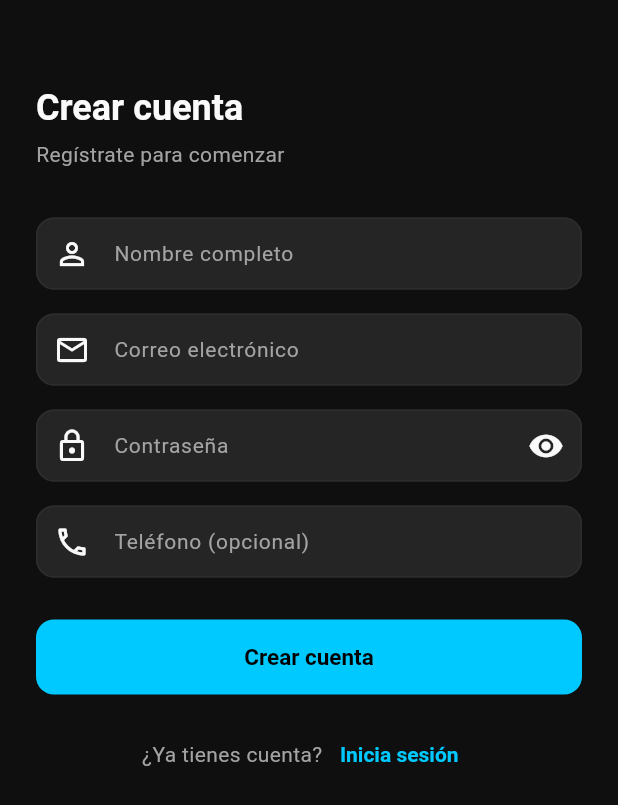
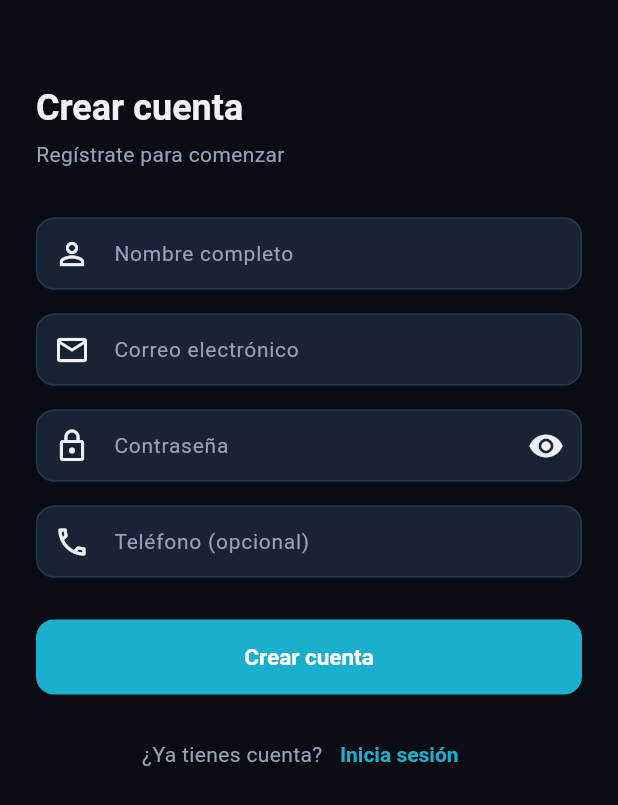
Before and after one commit to Aguirre1124/SANE-frontend, a Flutter app: the screen it shows after launch, after a tap on "Iniciar sesión", after a tap on "Regístrate", on a phone screen of 412 x 824 dp. Shown: the top 805 px of the screen. Run offline on Flutter 3.47's test engine with Material 3 defaults, Android fonts, the phone set to English and light mode, and no system bars; our stand-ins replace dio, flutter_riverpod, flutter_secure_storage, go_router; network calls fail.

Commit message:
Theme updates

```diff
--- a/lib/core/theme/app_colors.dart
+++ b/lib/core/theme/app_colors.dart
@@ -4,33 +4,33 @@ class AppColors {
   AppColors._();
 
   // ══════════════════════════════════════════════════════════════════
-  // 🎨 BACKGROUNDS (Dark Mode Base)
+  // BACKGROUNDS (Dark Navy Base)
   // ══════════════════════════════════════════════════════════════════
 
-  static const Color background = Color(0xFF0F0F0F); // Pure dark background
-  static const Color surface = Color(0xFF1A1A1A); // Primary surface for cards
-  static const Color surfaceAlt = Color(0xFF252525); // Alternative surface
-  static const Color surfaceHigh = Color(0xFF2D2D2D); // Elevated surfaces, hover states
+  static const Color background = Color(0xFF090D13); // Deep dark navy
+  static const Color surface = Color(0xFF111C2A); // Dark navy surface for cards
+  static const Color surfaceAlt = Color(0xFF182434); // Medium dark navy
+  static const Color surfaceHigh = Color(0xFF1E2D3E); // Elevated surfaces, hover states
 
   // ══════════════════════════════════════════════════════════════════
-  // 🎨 PRIMARY ACCENT (Bright Cyan - Vibrant Blue)
+  // PRIMARY ACCENT (Professional Cyan)
   // ══════════════════════════════════════════════════════════════════
 
-  static const Color primary = Color(0xFF00C9FF); // Bright cyan/blue
-  static const Color primaryLight = Color(0xFF80E7FF); // Light cyan
-  static const Color primaryDark = Color(0xFF0099BB); // Dark cyan
-  static const Color onPrimary = Color(0xFF000000); // Black text on bright bg
+  static const Color primary = Color(0xFF1AAFCC); // Controlled professional cyan
+  static const Color primaryLight = Color(0xFF4ECDE0); // Light cyan
+  static const Color primaryDark = Color(0xFF1289A0); // Deep cyan
+  static const Color onPrimary = Color(0xFFFFFFFF); // White text on cyan
 
   // ══════════════════════════════════════════════════════════════════
-  // 🎨 ACCENT COLORS (Bright Lime Green - Vibrant)
+  // SECONDARY ACCENT (Corporate Steel Blue)
   // ══════════════════════════════════════════════════════════════════
 
-  static const Color secondary = Color(0xFF00FF88); // Bright lime green
-  static const Color secondaryLight = Color(0xFF80FFCC); // Light lime
-  static const Color tertiary = Color(0xFF00FF99); // Teal accent
+  static const Color secondary = Color(0xFF2E86AB); // Steel blue — corporate
+  static const Color secondaryLight = Color(0xFF5BA3C0); // Light steel blue
+  static const Color tertiary = Color(0xFF1A6E8A); // Deep teal for variation
 
   // ══════════════════════════════════════════════════════════════════
-  // 🎨 SEMANTIC COLORS (Status indicators)
+  // SEMANTIC COLORS (Status indicators)
   // ══════════════════════════════════════════════════════════════════
 
   static const Color success = Color(0xFF10B981); // Emerald green
@@ -39,42 +39,42 @@ class AppColors {
   static const Color warningLight = Color(0xFFFFBF4C);
   static const Color error = Color(0xFFEF4444); // Red
   static const Color errorLight = Color(0xFFF87171);
-  static const Color info = Color(0xFF06B6D4); // Cyan info
+  static const Color info = Color(0xFF1AAFCC); // Matches primary
 
   // ══════════════════════════════════════════════════════════════════
-  // 🎨 TEXT COLORS (Hierarchy)
+  // TEXT COLORS (Hierarchy)
   // ══════════════════════════════════════════════════════════════════
 
-  static const Color textPrimary = Color(0xFFFAFAFA); // Almost white - primary text
-  static const Color textSecondary = Color(0xFFA3A3A3); // Gray - secondary text
-  static const Color textMuted = Color(0xFF6B7280); // Muted gray - tertiary text
-  static const Color textDisabled = Color(0xFF4B5563); // Disabled state
+  static const Color textPrimary = Color(0xFFEEF2F7); // Cool white — cohesive with navy
+  static const Color textSecondary = Color(0xFF94A3B8); // Slate blue-gray
+  static const Color textMuted = Color(0xFF64748B); // Muted slate
+  static const Color textDisabled = Color(0xFF475569); // Disabled state
 
   // ══════════════════════════════════════════════════════════════════
-  // 🎨 BORDERS & DIVIDERS
+  // BORDERS & DIVIDERS
   // ══════════════════════════════════════════════════════════════════
 
-  static const Color border = Color(0xFF2D2D2D); // Primary border
-  static const Color borderLight = Color(0xFF404040); // Light border for hover/focus
-  static const Color divider = Color(0xFF1F1F1F); // Subtle divider
+  static const Color border = Color(0xFF1E3A52); // Navy border
+  static const Color borderLight = Color(0xFF2A4D6E); // Lighter navy border for focus
+  static const Color divider = Color(0xFF0F1A26); // Subtle navy divider
 
   // ══════════════════════════════════════════════════════════════════
-  // 🎨 GLASS MORPHISM (Frosted glass effects)
+  // GLASS MORPHISM (Frosted glass effects)
   // ══════════════════════════════════════════════════════════════════
 
-  static const Color glassSurface = Color(0x1AFFFFFF); // 10% white overlay
-  static const Color glassLight = Color(0x33FFFFFF); // 20% white overlay
+  static const Color glassSurface = Color(0x1A1AAFCC); // 10% cyan overlay
+  static const Color glassLight = Color(0x331AAFCC); // 20% cyan overlay
 
   // ══════════════════════════════════════════════════════════════════
-  // 🎨 DIAGNOSTIC CATEGORIES (Risk levels - Updated palette)
+  // DIAGNOSTIC CATEGORIES (Risk levels)
   // ══════════════════════════════════════════════════════════════════
 
-  static const Color catHome = Color(0xFF00C9FF); // Cyan primary
-  static const Color catMobile = Color(0xFF00FF88); // Lime green secondary
-  static const Color catLocal = Color(0xFF00FF99); // Teal accent
-  static const Color catPlant = Color(0xFF00FFB3); // Bright mint
-  static const Color catFoodService = Color(0xFF00E0FF); // Light cyan
+  static const Color catHome = Color(0xFF1AAFCC); // Primary cyan
+  static const Color catMobile = Color(0xFF2E86AB); // Steel blue
+  static const Color catLocal = Color(0xFF14B8A6); // Teal
+  static const Color catPlant = Color(0xFF0EA5E9); // Sky blue
+  static const Color catFoodService = Color(0xFF7DD3FC); // Light sky blue
   static const Color catRiskHigh = Color(0xFFEF4444); // Error red
   static const Color catRiskMedium = Color(0xFFF59E0B); // Warning amber
-  static const Color catRiskLow = Color(0xFF00FF88); // Green success
+  static const Color catRiskLow = Color(0xFF10B981); // Emerald green
 }
--- a/lib/core/theme/app_theme.dart
+++ b/lib/core/theme/app_theme.dart
@@ -16,7 +16,7 @@ class AppTheme {
         primary: AppColors.primary,
         onPrimary: AppColors.onPrimary,
         secondary: AppColors.secondary,
-        onSecondary: AppColors.background,
+        onSecondary: AppColors.onPrimary,
         surface: AppColors.surface,
         onSurface: AppColors.textPrimary,
         error: AppColors.error,
```
